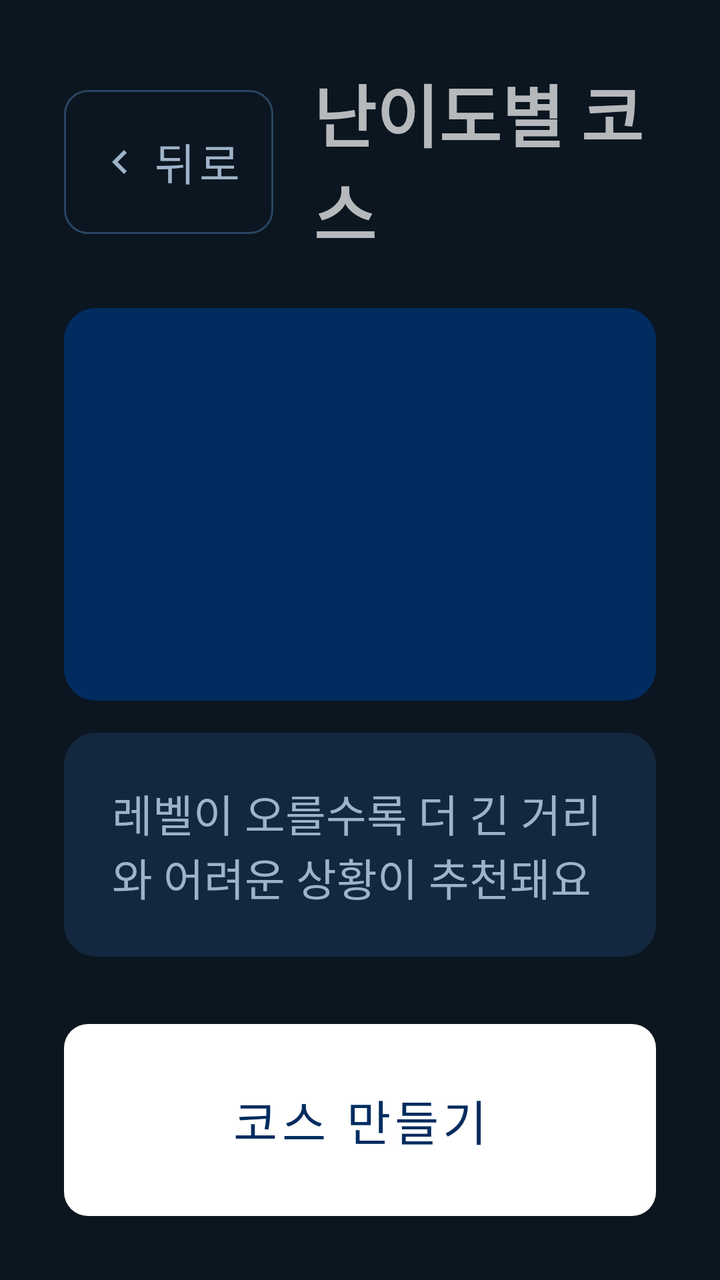
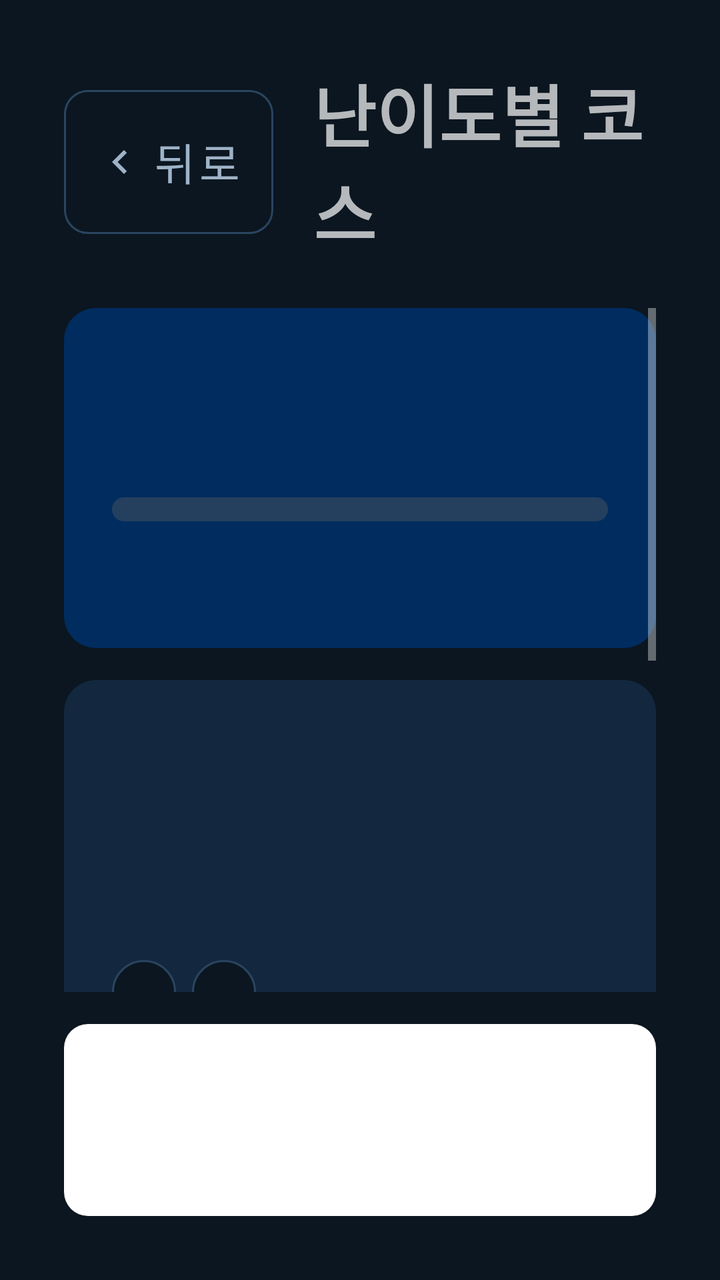

Two renders of the same Android screen: before a commit and after it. Below are the layout's source before the change and the commit's diff.
<!-- AndroidManifest.xml: application theme Theme.Jeonunbochocar -->
<!-- res/layout/screen_level.xml -->
<?xml version="1.0" encoding="utf-8"?>
<LinearLayout xmlns:android="http://schemas.android.com/apk/res/android"
    xmlns:app="http://schemas.android.com/apk/res-auto"
    android:layout_width="match_parent"
    android:layout_height="match_parent"
    android:orientation="vertical"
    android:padding="32dp">

    <LinearLayout
        android:layout_width="match_parent"
        android:layout_height="wrap_content"
        android:gravity="center_vertical"
        android:orientation="horizontal">

        <Button
            android:id="@+id/btnBack"
            style="@style/Jb.Button.Back"
            android:layout_width="wrap_content"
            android:layout_height="72dp"
            android:layout_marginEnd="20dp"
            android:text="뒤로" />

        <TextView
            android:layout_width="wrap_content"
            android:layout_height="wrap_content"
            android:text="난이도별 코스"
            android:textSize="34sp"
            android:textStyle="bold" />
    </LinearLayout>

    <ScrollView
        android:layout_width="match_parent"
        android:layout_height="0dp"
        android:layout_marginTop="24dp"
        android:layout_weight="1">

        <LinearLayout
            android:id="@+id/screenContent"
            android:layout_width="match_parent"
            android:layout_height="wrap_content"
            android:orientation="vertical">

            <LinearLayout
                android:layout_width="match_parent"
                android:layout_height="wrap_content"
                android:layout_marginTop="0dp"
                android:background="@drawable/bg_level_card"
                android:orientation="vertical"
                android:padding="24dp">

                <TextView
                    android:id="@+id/levelRecTitle"
                    android:layout_width="wrap_content"
                    android:layout_height="wrap_content"
                    android:textColor="@color/jb_on_navy_secondary"
                    android:textSize="22sp" />

                <TextView
                    android:id="@+id/levelRecDistance"
                    android:layout_width="wrap_content"
                    android:layout_height="wrap_content"
                    android:layout_marginTop="4dp"
                    android:textSize="56sp"
                    android:textStyle="bold" />

                <TextView
                    android:id="@+id/levelRecElements"
                    android:layout_width="wrap_content"
                    android:layout_height="wrap_content"
                    android:textSize="30sp"
                    android:textStyle="bold" />
            </LinearLayout>
            <LinearLayout
                android:layout_width="match_parent"
                android:layout_height="wrap_content"
                android:layout_marginTop="16dp"
                android:background="@drawable/bg_card"
                android:orientation="vertical"
                android:padding="24dp">

                <TextView
                    android:layout_width="wrap_content"
                    android:layout_height="wrap_content"
                    android:layout_marginTop="0dp"
                    android:text="레벨이 오를수록 더 긴 거리와 어려운 상황이 추천돼요"
                    android:textColor="@color/jb_text_secondary"
                    android:textSize="22sp" />
            </LinearLayout>
        </LinearLayout>
    </ScrollView>

    <Button
        android:id="@+id/btnNext"
        style="@style/Jb.Button.Primary"
        android:layout_width="match_parent"
        android:layout_height="96dp"
        android:layout_marginTop="16dp"
        android:text="코스 만들기" />
</LinearLayout>
<!-- resources referenced by this layout -->
<resources>
  <color name="jb_on_navy_secondary">#B9D3EA</color>
  <color name="jb_text_secondary">#9FB3C8</color>
  <!-- drawable bg_card (drawable) -->
  <?xml version="1.0" encoding="utf-8"?>
  <shape xmlns:android="http://schemas.android.com/apk/res/android">
      <solid android:color="@color/jb_card" />
      <corners android:radius="16dp" />
  </shape>
  <!-- drawable bg_level_card (drawable) -->
  <?xml version="1.0" encoding="utf-8"?>
  <shape xmlns:android="http://schemas.android.com/apk/res/android">
      <solid android:color="@color/jb_navy" />
      <corners android:radius="16dp" />
  </shape>
  <style name="Jb.Button.Back" parent="Widget.MaterialComponents.Button.OutlinedButton">
          <item name="strokeColor">@color/jb_outline</item>
          <item name="android:textColor">@color/jb_text_secondary</item>
          <item name="android:textSize">22sp</item>
          <item name="cornerRadius">12dp</item>
          <item name="icon">@drawable/ic_chevron_left</item>
          <item name="iconTint">@color/jb_text_secondary</item>
          <item name="android:minHeight">72dp</item>
          <item name="android:insetTop">0dp</item>
          <item name="android:insetBottom">0dp</item>
      </style>
  <style name="Jb.Button.Primary">
          <item name="backgroundTint">@color/white</item>
          <item name="android:textColor">@color/jb_navy</item>
      </style>
  <style name="Theme.Jeonunbochocar" parent="Theme.MaterialComponents.NoActionBar">
          <item name="colorPrimary">@color/jb_accent</item>
          <item name="colorPrimaryVariant">@color/jb_navy</item>
          <item name="colorOnPrimary">@color/jb_background</item>
          <item name="colorSecondary">@color/jb_accent</item>
          <item name="colorOnSecondary">@color/jb_background</item>
          <item name="android:windowBackground">@color/jb_background</item>
          <item name="android:statusBarColor">@color/jb_background</item>
          <item name="materialButtonStyle">@style/Jb.Button</item>
      </style>
  <color name="jb_card">#13283F</color>
  <color name="jb_navy">#002C5F</color>
  <color name="jb_outline">#2A4560</color>
  <!-- drawable ic_chevron_left (drawable) -->
  <?xml version="1.0" encoding="utf-8"?>
  <vector xmlns:android="http://schemas.android.com/apk/res/android"
      android:width="24dp"
      android:height="24dp"
      android:viewportWidth="24"
      android:viewportHeight="24">
      <path
          android:fillColor="#FFFFFFFF"
          android:pathData="M15.41,7.41L14,6l-6,6 6,6 1.41,-1.41L10.83,12z" />
  </vector>
  <color name="white">#FFFFFFFF</color>
  <color name="jb_accent">#00AAD2</color>
  <color name="jb_background">#0B1620</color>
  <style name="Jb.Button" parent="Widget.MaterialComponents.Button.UnelevatedButton">
          <item name="backgroundTint">@color/jb_card</item>
          <item name="android:textColor">@color/white</item>
          <item name="android:textSize">24sp</item>
          <item name="cornerRadius">12dp</item>
          <item name="android:insetTop">0dp</item>
          <item name="android:insetBottom">0dp</item>
      </style>
</resources>

<!-- the commit's change to res/layout/screen_level.xml (unified diff, before → after) -->
@@ -35,41 +35,61 @@
         android:layout_weight="1">
 
         <LinearLayout
-            android:id="@+id/screenContent"
             android:layout_width="match_parent"
             android:layout_height="wrap_content"
             android:orientation="vertical">
 
+            
             <LinearLayout
                 android:layout_width="match_parent"
                 android:layout_height="wrap_content"
-                android:layout_marginTop="0dp"
                 android:background="@drawable/bg_level_card"
                 android:orientation="vertical"
                 android:padding="24dp">
 
-                <TextView
-                    android:id="@+id/levelRecTitle"
-                    android:layout_width="wrap_content"
-                    android:layout_height="wrap_content"
+                <LinearLayout
+                    android:layout_width="match_parent"
+                    android:layout_height="wrap_content"
+                    android:gravity="bottom"
+                    android:orientation="horizontal">
+
+                    <TextView
+                        android:id="@+id/levelValue"
+                        android:layout_width="0dp"
+                        android:layout_height="wrap_content"
+                        android:layout_weight="1"
+                        android:textSize="44sp"
+                        android:textStyle="bold" />
+
+                    <TextView
+                        android:id="@+id/levelPoints"
+                        android:layout_width="wrap_content"
+                        android:layout_height="wrap_content"
+                        android:textColor="@color/jb_on_navy_secondary"
+                        android:textSize="24sp" />
+                </LinearLayout>
+
+                <com.google.android.material.progressindicator.LinearProgressIndicator
+                    android:id="@+id/levelProgress"
+                    android:layout_width="match_parent"
+                    android:layout_height="wrap_content"
+                    android:layout_marginTop="12dp"
+                    android:max="100"
+                    app:indicatorColor="@color/jb_accent_soft"
+                    app:trackColor="@color/jb_track"
+                    app:trackCornerRadius="6dp"
+                    app:trackThickness="12dp" />
+
+                <TextView
+                    android:id="@+id/levelHint"
+                    android:layout_width="wrap_content"
+                    android:layout_height="wrap_content"
+                    android:layout_marginTop="10dp"
                     android:textColor="@color/jb_on_navy_secondary"
                     android:textSize="22sp" />
-
-                <TextView
-                    android:id="@+id/levelRecDistance"
-                    android:layout_width="wrap_content"
-                    android:layout_height="wrap_content"
-                    android:layout_marginTop="4dp"
-                    android:textSize="56sp"
-                    android:textStyle="bold" />
-
-                <TextView
-                    android:id="@+id/levelRecElements"
-                    android:layout_width="wrap_content"
-                    android:layout_height="wrap_content"
-                    android:textSize="30sp"
-                    android:textStyle="bold" />
             </LinearLayout>
+
+            
             <LinearLayout
                 android:layout_width="match_parent"
                 android:layout_height="wrap_content"
@@ -79,12 +99,108 @@
                 android:padding="24dp">
 
                 <TextView
-                    android:layout_width="wrap_content"
-                    android:layout_height="wrap_content"
-                    android:layout_marginTop="0dp"
-                    android:text="레벨이 오를수록 더 긴 거리와 어려운 상황이 추천돼요"
+                    android:id="@+id/courseLabel"
+                    android:layout_width="wrap_content"
+                    android:layout_height="wrap_content"
                     android:textColor="@color/jb_text_secondary"
                     android:textSize="22sp" />
+
+                <LinearLayout
+                    android:layout_width="match_parent"
+                    android:layout_height="wrap_content"
+                    android:layout_marginTop="4dp"
+                    android:gravity="bottom"
+                    android:orientation="horizontal">
+
+                    <TextView
+                        android:id="@+id/courseDistance"
+                        android:layout_width="wrap_content"
+                        android:layout_height="wrap_content"
+                        android:textSize="56sp"
+                        android:textStyle="bold" />
+
+                    <TextView
+                        android:id="@+id/courseElements"
+                        android:layout_width="wrap_content"
+                        android:layout_height="wrap_content"
+                        android:layout_marginStart="16dp"
+                        android:layout_marginBottom="8dp"
+                        android:textSize="28sp"
+                        android:textStyle="bold" />
+                </LinearLayout>
+
+                <LinearLayout
+                    android:layout_width="match_parent"
+                    android:layout_height="wrap_content"
+                    android:layout_marginTop="8dp"
+                    android:orientation="horizontal">
+
+                    <TextView
+                        android:id="@+id/courseOption"
+                        android:layout_width="wrap_content"
+                        android:layout_height="wrap_content"
+                        android:layout_marginEnd="8dp"
+                        android:background="@drawable/bg_chip"
+                        android:paddingHorizontal="16dp"
+                        android:paddingVertical="8dp"
+                        android:textSize="22sp" />
+
+                    <TextView
+                        android:id="@+id/courseDirection"
+                        android:layout_width="wrap_content"
+                        android:layout_height="wrap_content"
+                        android:layout_marginEnd="8dp"
+                        android:background="@drawable/bg_chip"
+                        android:paddingHorizontal="16dp"
+                        android:paddingVertical="8dp"
+                        android:textSize="22sp" />
+                </LinearLayout>
+
+                <TextView
+                    android:layout_width="wrap_content"
+                    android:layout_height="wrap_content"
+                    android:layout_marginTop="24dp"
+                    android:text="완주하면 받을 수 있는 포인트"
+                    android:textColor="@color/jb_text_secondary"
+                    android:textSize="22sp" />
+
+                <LinearLayout
+                    android:id="@+id/pointRows"
+                    android:layout_width="match_parent"
+                    android:layout_height="wrap_content"
+                    android:orientation="vertical" />
+            </LinearLayout>
+
+            
+            <LinearLayout
+                android:layout_width="match_parent"
+                android:layout_height="wrap_content"
+                android:layout_marginTop="16dp"
+                android:background="@drawable/bg_card"
+                android:orientation="vertical"
+                android:padding="24dp">
+
+                <TextView
+                    android:layout_width="wrap_content"
+                    android:layout_height="wrap_content"
+                    android:text="레벨 지도"
+                    android:textColor="@color/jb_text_secondary"
+                    android:textSize="22sp" />
+
+                <LinearLayout
+                    android:id="@+id/levelRows"
+                    android:layout_width="match_parent"
+                    android:layout_height="wrap_content"
+                    android:orientation="vertical" />
+
+                <Button
+                    android:id="@+id/btnMoreLevels"
+                    style="@style/Jb.Button.Back"
+                    android:layout_width="match_parent"
+                    android:layout_height="72dp"
+                    android:layout_marginTop="12dp"
+                    android:text="모든 레벨 보기"
+                    app:icon="@null" />
             </LinearLayout>
         </LinearLayout>
     </ScrollView>
@@ -94,6 +210,5 @@
         style="@style/Jb.Button.Primary"
         android:layout_width="match_parent"
         android:layout_height="96dp"
-        android:layout_marginTop="16dp"
-        android:text="코스 만들기" />
+        android:layout_marginTop="16dp" />
 </LinearLayout>
<!-- resource entries referenced after the edit -->
@@ -1,12 +1,21 @@
 <!-- resources referenced by this layout -->
 <resources>
+  <color name="jb_accent_soft">#6FD8F2</color>
   <color name="jb_on_navy_secondary">#B9D3EA</color>
   <color name="jb_text_secondary">#9FB3C8</color>
+  <color name="jb_track">#24405E</color>
   <!-- drawable bg_card (drawable) -->
   <?xml version="1.0" encoding="utf-8"?>
   <shape xmlns:android="http://schemas.android.com/apk/res/android">
       <solid android:color="@color/jb_card" />
       <corners android:radius="16dp" />
+  </shape>
+  <!-- drawable bg_chip (drawable) -->
+  <?xml version="1.0" encoding="utf-8"?>
+  <shape xmlns:android="http://schemas.android.com/apk/res/android">
+      <solid android:color="@color/jb_background" />
+      <stroke android:width="1dp" android:color="@color/jb_outline" />
+      <corners android:radius="999dp" />
   </shape>
   <!-- drawable bg_level_card (drawable) -->
   <?xml version="1.0" encoding="utf-8"?>
